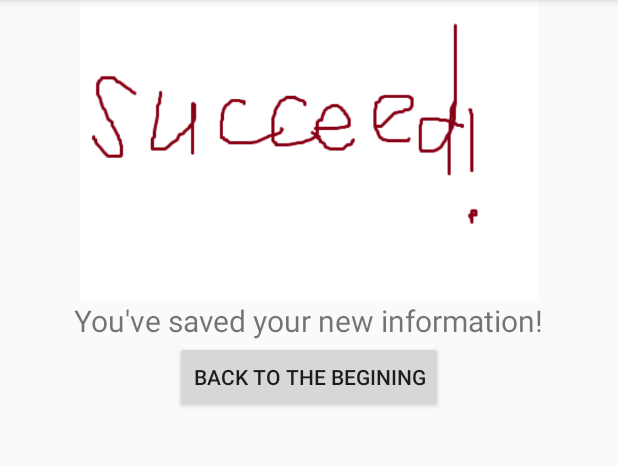
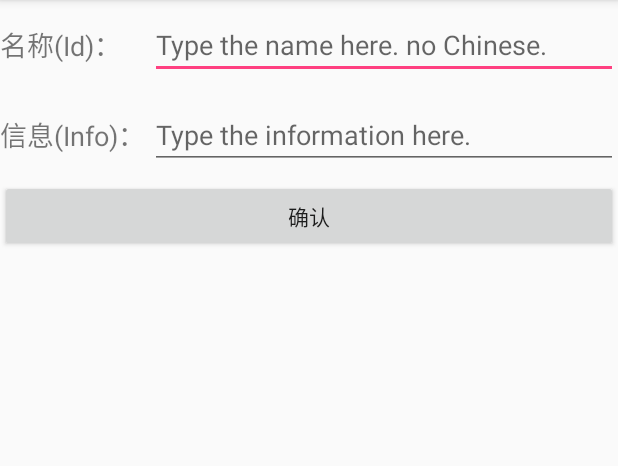
Before and after one commit to jiawenhu/face_recog, an Android app: the DetectActivity screen opened directly, with no data from a screen before it, after a tap on "确认登记", on a phone screen of 412 x 824 dp, the part 84-550 px from its top. Run offline under Robolectric (Android 15) with nearby library versions, the light colour scheme and no system bars.

Commit message:
完成登记功能的API调用

```diff
--- a/app/src/main/java/com/android/opencvdemo3/activity/BeginActivity.java
+++ b/app/src/main/java/com/android/opencvdemo3/activity/BeginActivity.java
@@ -21,7 +21,6 @@ import android.widget.Toast;
 
 import com.android.opencvdemo3.result.RecognizeFail;
 import com.android.opencvdemo3.result.RecognizeSuccess;
-import com.android.opencvdemo3.result.RegisterSuccess;
 import com.test.opencvdemo3.R;
 
 import java.io.ByteArrayOutputStream;
@@ -125,7 +124,8 @@ public class BeginActivity extends BaseActivity {
         layout1.setOnClickListener(new View.OnClickListener() {
             @Override
             public void onClick(View v) {
-                Intent intent = new Intent(BeginActivity.this, RegisterSuccess.class);
+                Intent intent = new Intent("com.android.opencvdemo3.result.RegisterSuccess.ACTION_START");
+                intent.addCategory("com.android.opencvdemo3.result.RegisterSuccess.FROM_BEGIN");
                 startActivity(intent);
             }
         });
--- a/app/src/main/java/com/android/opencvdemo3/activity/DetectActivity.java
+++ b/app/src/main/java/com/android/opencvdemo3/activity/DetectActivity.java
@@ -9,7 +9,6 @@ import android.widget.Button;
 import android.widget.ImageView;
 import android.widget.Toast;
 
-import com.android.opencvdemo3.result.RegisterSuccess;
 import com.test.opencvdemo3.R;
 
 
@@ -30,7 +29,7 @@ public class DetectActivity extends BaseActivity {
     @Override
     protected void onCreate(Bundle savedInstanceState) {
         super.onCreate(savedInstanceState);
-        setContentView(R.layout.activity_detect);
+        setContentView(R.layout.detect_layout);
 
         waitPicture = (ImageView) findViewById(R.id.wait_detect);
 
@@ -83,7 +82,7 @@ public class DetectActivity extends BaseActivity {
                  * 点击“确认登记”就会请求【人脸注册】API接口功能
                  * 之后再补全
                  */
-                Intent intent = new Intent(DetectActivity.this, RegisterSuccess.class);
+                Intent intent = new Intent(DetectActivity.this, RegisterActivity.class);
                 intent.putExtra("show_path", imagePath); // 检查路径是否传递过来
                 startActivity(intent);
 
--- /dev/null
+++ b/app/src/main/java/com/android/opencvdemo3/activity/RegisterActivity.java
@@ -0,0 +1,85 @@
+package com.android.opencvdemo3.activity;
+
+import android.content.Intent;
+import android.os.Bundle;
+import android.util.Log;
+import android.view.View;
+import android.widget.Button;
+import android.widget.EditText;
+
+import com.android.opencvdemo3.face.faceRegister;
+import com.test.opencvdemo3.R;
+
+public class RegisterActivity extends BaseActivity {
+
+    private String TAG = "RegisterActivity";
+
+    private EditText getId, getInfo;
+    private Button enterBtn;
+
+    private String facePath, faceId, faceInfo;
+
+    @Override
+    protected void onCreate(Bundle savedInstanceState) {
+        super.onCreate(savedInstanceState);
+        setContentView(R.layout.register_layout);
+
+        getId = (EditText) findViewById(R.id.face_id);
+        getInfo = (EditText) findViewById(R.id.face_info);
+        enterBtn = (Button) findViewById(R.id.enter_to_register);
+
+        // 获取Intent里的图片路径
+        Intent intent = getIntent();
+        facePath = intent.getStringExtra("show_path");
+
+        Log.d(TAG, "Path = " + facePath);
+
+
+        // 确认键确认注册
+        enterBtn.setOnClickListener(new View.OnClickListener() {
+            @Override
+            public void onClick(View v) {
+                faceId = getId.getText().toString();
+                faceInfo = getInfo.getText().toString();
+                Log.d(TAG, "ID = " + faceId);
+                Log.d(TAG, "Info = " + faceInfo);
+
+                // 把这个Id,Info传给人脸注册类, 得到注册结果
+                faceRegister.register(facePath, faceId, faceInfo);
+
+                Intent intent1 = new Intent("com.android.opencvdemo3.result.RegisterSuccess.ACTION_START");
+                intent1.addCategory("com.android.opencvdemo3.result.RegisterSuccess.FROM_REGISTER");
+                startActivity(intent1);
+
+                /*long log_id = parseJSON(result);
+                String logId = Long.toString(log_id);
+
+                if (log_id != 0) {
+                    Log.d("RegisterActivity", logId);
+                    Intent intent1 = new Intent("com.android.opencvdemo3.activity.RegSuccess.ACTION_START");
+                    intent1.addCategory("com.android.opencvdemo3.activity.RegSuccess.FROM_REGISTER");
+                    intent1.putExtra("log_id", logId);
+                    startActivity(intent1);
+                } else {
+                    Toast.makeText(RegisterActivity.this, "登记失败！", Toast.LENGTH_LONG).show();
+                }*/
+            }
+        });
+    }
+    /**
+     *  解析JSON类型的返回值
+      */
+    /*private static long parseJSON(String result) {
+        long re = 0;
+        try {
+            JSONObject jo = new JSONObject(result);
+            re = jo.getLong("log_id");
+            // String err = jo.getString("error_code");
+            Log.d("RegisterActivity", "注册码为：" + re);
+
+        } catch (JSONException e) {
+            e.printStackTrace();
+        }
+        return re;
+    }*/
+}
--- a/app/src/main/java/com/android/opencvdemo3/face/faceRecognize.java
+++ b/app/src/main/java/com/android/opencvdemo3/face/faceRecognize.java
@@ -26,7 +26,7 @@ public class faceRecognize {
             String imgStr2 = Base64Util.encode(imgData2);
             String imgParam2 = URLEncoder.encode(imgStr2, "UTF-8");
 
-            String param = "group_id=" + "test_group_2" + "&user_top_num=" + "1" + "&face_top_num=" + "1" + "&images=" + imgParam + "," + imgParam2;
+            String param = "group_id=" + "face_recog_test1" + "&user_top_num=" + "1" + "&face_top_num=" + "1" + "&images=" + imgParam + "," + imgParam2;
 
             // 注意这里仅为了简化编码每一次请求都去获取access_token，线上环境access_token有过期时间， 客户端可自行缓存，过期后重新获取。
             String accessToken = "24.91848a788d48f447d15147aec770a628.2592000.1527929510.282335-11121511";
--- /dev/null
+++ b/app/src/main/res/layout/register_layout.xml
@@ -0,0 +1,59 @@
+<LinearLayout xmlns:android="http://schemas.android.com/apk/res/android"
+    android:layout_width="match_parent"
+    android:layout_height="match_parent"
+    android:orientation="vertical">
+
+    <LinearLayout
+        android:orientation="horizontal"
+        android:layout_width="match_parent"
+        android:layout_height="60dp">
+        <TextView
+            android:layout_width="100dp"
+            android:layout_height="wrap_content"
+            android:layout_gravity="center_vertical"
+            android:textSize="18sp"
+            android:text="名称(Id)："/>
+
+        <EditText
+            android:id="@+id/face_id"
+            android:layout_width="match_parent"
+            android:layout_height="wrap_content"
+            android:layout_weight="1"
+            android:layout_gravity="center_vertical"
+            android:hint="Type the name here. no Chinese."
+            android:maxLines="2"
+            android:digits="0123456789abcdefghigklmnopqrstuvwxyzABCDEFGHIJKLMNOPQRSTUVWXYZ_"
+            />
+    </LinearLayout>
+
+    <LinearLayout
+        android:layout_width="match_parent"
+        android:layout_height="60dp">
+        <TextView
+            android:layout_width="100dp"
+            android:layout_height="wrap_content"
+            android:layout_gravity="center_vertical"
+            android:textSize="18sp"
+            android:text="信息(Info)："/>
+
+        <EditText
+            android:id="@+id/face_info"
+            android:layout_width="match_parent"
+            android:layout_height="wrap_content"
+            android:layout_weight="1"
+            android:layout_gravity="center_vertical"
+            android:hint="Type the information here."
+            android:maxLines="2"
+            />
+
+    </LinearLayout>
+
+
+    <Button
+        android:id="@+id/enter_to_register"
+        android:layout_width="match_parent"
+        android:layout_height="wrap_content"
+        android:text="确认"
+        />
+
+</LinearLayout>
--- a/app/src/main/res/layout/register_success.xml
+++ b/app/src/main/res/layout/register_success.xml
@@ -3,6 +3,12 @@
     android:orientation="vertical"
     android:layout_width="match_parent"
     android:layout_height="match_parent">
+
+    <TextView
+        android:id="@+id/show_log_id"
+        android:layout_width="wrap_content"
+        android:layout_height="wrap_content"
+        android:layout_gravity="center_horizontal"/>
 
     <ImageView
         android:id="@+id/success"
```
Also changed, not shown: app/src/main/AndroidManifest.xml (+11 -6 lines), app/src/main/java/com/android/opencvdemo3/face/faceRegister.java (+27 -18 lines), app/src/main/java/com/android/opencvdemo3/result/RegisterSuccess.java (+21 -3 lines), app/src/main/java/com/android/opencvdemo3/util/AuthService.java (renamed from app/src/main/java/com/android/opencvdemo3/service/AuthService.java, +8 -7 lines), app/src/main/res/layout/detect_layout.xml (renamed from app/src/main/res/layout/activity_detect.xml).
